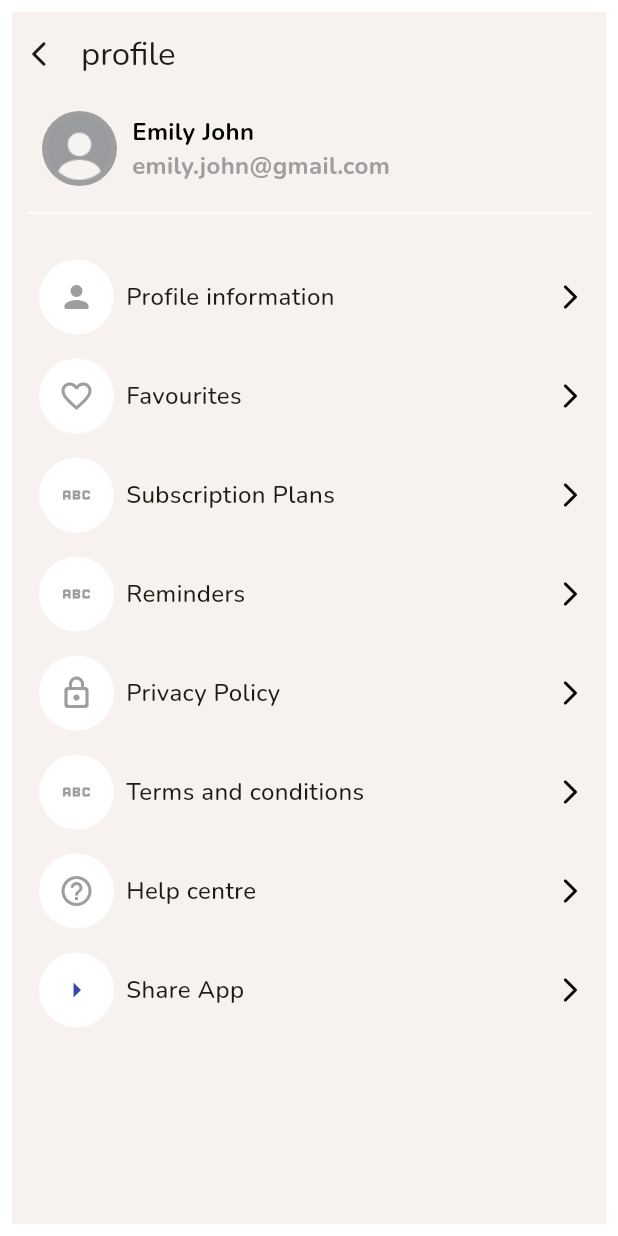
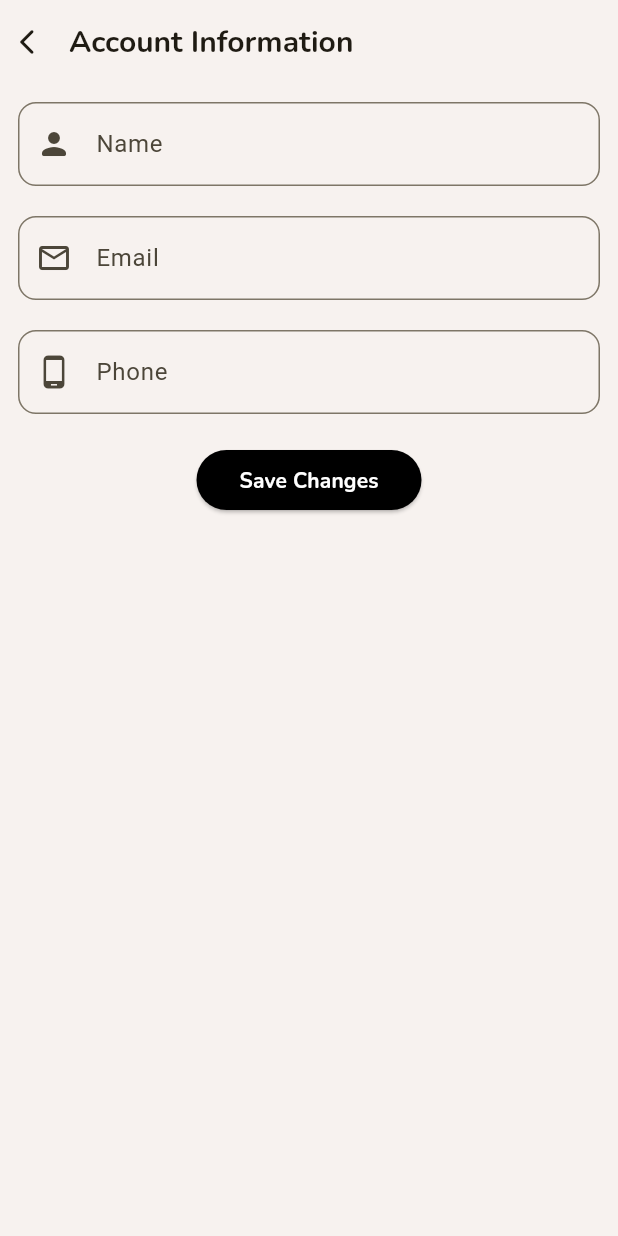
Before and after one commit to HammadAhmad56/fyp, a Flutter app: the Profile screen opened directly, after a tap on the "arrow forward ios" icon, on a phone screen of 412 x 824 dp. Run offline on Flutter 3.47's test engine with Material 3 defaults, Android fonts, the phone set to English and light mode, and no system bars; our stand-ins replace font_awesome_flutter, google_fonts.

Commit message:
panga wali update

```diff
--- a/lib/Help.dart
+++ b/lib/Help.dart
@@ -1,10 +1,10 @@
 //ignore_for_file: prefer_const_literals_to_create_immutables, prefer_const_constructors
-
 import 'package:flutter/material.dart';
 import 'package:google_fonts/google_fonts.dart';
 
+
 class Help extends StatefulWidget {
-  const Help({super.key});
+  const Help({Key? key}) : super(key: key);
 
   @override
   State<Help> createState() => _HelpState();
@@ -49,7 +49,8 @@ class _HelpState extends State<Help> {
             key: _formKey,
             onChanged: () {
               setState(() {
-                _isButtonDisabled = !(_formKey.currentState?.validate() ?? false);
+                _isButtonDisabled =
+                    !(_formKey.currentState?.validate() ?? false);
               });
             },
             child: Column(
@@ -112,7 +113,6 @@ class _HelpState extends State<Help> {
                   },
                 ),
                 SizedBox(height: 32),
-                Spacer(),
                 ElevatedButton(
                   style: ElevatedButton.styleFrom(
                       foregroundColor: Colors.white,
@@ -127,6 +127,9 @@ class _HelpState extends State<Help> {
                         },
                   child: Text('Submit'),
                 ),
+                SizedBox(
+                    height:
+                        32), // Add some space at the bottom for better scrolling
               ],
             ),
           ),
--- a/lib/MainPage.dart
+++ b/lib/MainPage.dart
@@ -21,7 +21,8 @@ class _MainPageState extends State<MainPage> {
       statusBarIconBrightness: Brightness.light,
     ));
 
-    return Scaffold(
+    return Scrollbar(
+      child: Scaffold(
         body: Stack(
           fit: StackFit.expand,
           children: [
@@ -113,6 +114,7 @@ class _MainPageState extends State<MainPage> {
             ),
           ],
         ),
+      ),
     );
   }
 }
--- /dev/null
+++ b/lib/P-info.dart
@@ -0,0 +1,106 @@
+// ignore_for_file: prefer_const_constructors
+
+import 'package:flutter/material.dart';
+import 'package:google_fonts/google_fonts.dart';
+
+class Pinfo extends StatefulWidget {
+  const Pinfo({Key? key}) : super(key: key);
+
+  @override
+  State<Pinfo> createState() => _PinfoState();
+}
+
+class _PinfoState extends State<Pinfo> {
+  @override
+  Widget build(BuildContext context) {
+    return Scaffold(
+      appBar: AppBar(
+        surfaceTintColor: Color(0xFFF7F2EF),
+        leading: IconButton(
+          icon: const Icon(
+            Icons.arrow_back_ios_new_rounded,
+            size: 20,
+          ),
+          onPressed: () {
+            Navigator.pop(
+              context,
+            );
+          },
+        ),
+        automaticallyImplyLeading: true,
+        leadingWidth: 30,
+        title: Text(
+          "Account Information",
+          style: GoogleFonts.nunito(fontSize: 20, fontWeight: FontWeight.w700),
+        ),
+        backgroundColor: Color(0xFFF7F2EF),
+      ),
+      backgroundColor: Color(0xFFF7F2EF),
+      body: Padding(
+        padding: const EdgeInsets.all(12.0),
+        child: SingleChildScrollView(
+          child: Column(
+            children: [
+              TextFormField(
+                keyboardType: TextInputType.name,
+                decoration: InputDecoration(
+                  hintText: "Name",
+                  prefixIcon: Icon(Icons.person_rounded),
+                  border: OutlineInputBorder(
+                    borderRadius: BorderRadius.circular(12),
+                  ),
+                ),
+              ),
+              SizedBox(height: 20),
+              TextFormField(
+                keyboardType: TextInputType.emailAddress,
+                decoration: InputDecoration(
+                  hintText: "Email",
+                  prefixIcon: Icon(Icons.email_outlined),
+                  border: OutlineInputBorder(
+                    borderRadius: BorderRadius.circular(12),
+                  ),
+                ),
+              ),
+              SizedBox(height: 20),
+              TextFormField(
+                keyboardType: TextInputType.phone,
+                decoration: InputDecoration(
+                  hintText: "Phone",
+                  prefixIcon: Icon(Icons.phone_android),
+                  border: OutlineInputBorder(
+                    borderRadius: BorderRadius.circular(12),
+                  ),
+                ),
+              ),
+              SizedBox(height: 20),
+              Center(
+                child: SizedBox(
+                  width: 150,
+                  child: ElevatedButton(
+                    onPressed: () {},
+                    style: ButtonStyle(
+                      backgroundColor: MaterialStateProperty.all<Color>(
+                        Colors.black,
+                      ),
+                    ),
+                    child: Text(
+                      'Save Changes',
+                      style: GoogleFonts.nunito(
+                        color: Colors.white,
+                        fontWeight: FontWeight.bold,
+                      ),
+                    ),
+                  ),
+                ),
+              ),
+              SizedBox(
+                  height:
+                      20), // Add some space at the bottom for better scrolling
+            ],
+          ),
+        ),
+      ),
+    );
+  }
+}
--- a/lib/Privacy-policy.dart
+++ b/lib/Privacy-policy.dart
@@ -15,6 +15,7 @@ class _PrivacyState extends State<Privacy> {
   Widget build(BuildContext context) {
     return Scaffold(
       appBar: AppBar(
+        surfaceTintColor: Color(0xFFF7F2EF),
         leading: IconButton(
           icon: Icon(
             Icons.arrow_back_ios_new_rounded,
@@ -37,10 +38,9 @@ class _PrivacyState extends State<Privacy> {
       backgroundColor: Color(0xFFF7F2EF),
       body: SingleChildScrollView(
         child: Padding(
-          padding: const EdgeInsets.all(8.0),
+          padding: const EdgeInsets.all(12.0),
           child:
-              Column(crossAxisAlignment: CrossAxisAlignment.start,
-              children: [
+              Column(crossAxisAlignment: CrossAxisAlignment.start, children: [
             Text(
               "1. Introduction:",
               style: GoogleFonts.nunito(
@@ -139,8 +139,7 @@ class _PrivacyState extends State<Privacy> {
                   fontSize: 16,
                   color: Colors.black87),
             ),
-          ]
-          ),
+          ]),
         ),
       ),
     );
--- a/lib/Profile.dart
+++ b/lib/Profile.dart
@@ -2,8 +2,11 @@
 
 import 'package:flutter/material.dart';
 import 'package:google_fonts/google_fonts.dart';
+import 'package:quoteza/Help.dart';
+import 'package:quoteza/P-info.dart';
 import 'package:quoteza/Privacy-policy.dart';
 import 'package:quoteza/Terms.dart';
+// import 'package:share_plus/share_plus.dart';
 
 class Profile extends StatefulWidget {
   const Profile({super.key});
@@ -18,7 +21,10 @@ class _ProfileState extends State<Profile> {
     return Padding(
       padding: const EdgeInsets.all(8.0),
       child: Scaffold(
+        backgroundColor: Color(0xFFF7F2EF),
         appBar: AppBar(
+          backgroundColor: Color(0xFFF7F2EF),
+          surfaceTintColor: Color(0xFFF7F2EF),
           leading: IconButton(
             icon: Icon(
               Icons.arrow_back_ios_new_rounded,
@@ -36,10 +42,9 @@ class _ProfileState extends State<Profile> {
             "profile",
             style: GoogleFonts.nunito(),
           ),
-          backgroundColor: Color(0xFFF7F2EF),
         ),
-        body: Container(
-          color: Color(0xFFF7F2EF),
+        body: SingleChildScrollView(
+          child: Container(
             child: Column(
               // crossAxisAlignment: CrossAxisAlignment.center,
               children: [
@@ -88,13 +93,20 @@ class _ProfileState extends State<Profile> {
                   width: 20,
                   height: 15,
                 ),
-              Row(
+                InkWell(
+                  onTap: () {
+                    Navigator.push(
+                      context,
+                      MaterialPageRoute(builder: (context) => Pinfo()),
+                    );
+                  },
+                  child: Row(
                     children: [
                       SizedBox(
                         width: 10,
                       ),
                       Padding(
-                    padding: const EdgeInsets.all(8.0),
+                        padding: const EdgeInsets.all(10.0),
                         child: Container(
                           alignment: Alignment.centerLeft,
                           child: CircleAvatar(
@@ -108,19 +120,23 @@ class _ProfileState extends State<Profile> {
                           ),
                         ),
                       ),
-                  InkWell(
-                      onTap: () {},
-                      child: Text(
+                      Text(
                         'Profile information',
                         style: GoogleFonts.nunito(
                             fontWeight: FontWeight.w500, fontSize: 16),
-                      )),
+                      ),
                       Spacer(),
                       IconButton(
-                      onPressed: () {},
+                          onPressed: () {
+                            Navigator.push(
+                              context,
+                              MaterialPageRoute(builder: (context) => Pinfo()),
+                            );
+                          },
                           icon: Icon(Icons.arrow_forward_ios_rounded,
                               color: Colors.black, size: 20)),
                     ],
+                  ),
                 ),
                 Row(
                   children: [
@@ -224,7 +240,14 @@ class _ProfileState extends State<Profile> {
                             color: Colors.black, size: 20)),
                   ],
                 ),
-              Row(
+                InkWell(
+                  onTap: () {
+                    Navigator.push(
+                      context,
+                      MaterialPageRoute(builder: (context) => Privacy()),
+                    );
+                  },
+                  child: Row(
                     children: [
                       SizedBox(
                         width: 10,
@@ -244,29 +267,24 @@ class _ProfileState extends State<Profile> {
                           ),
                         ),
                       ),
-                  InkWell(
-                      onTap: () {
-                        Navigator.push(
-                          context,
-                          MaterialPageRoute(builder: (context) => Privacy()),
-                        );
-                      },
-                      child: Text(
+                      Text(
                         'Privacy Policy',
                         style: GoogleFonts.nunito(
                             fontWeight: FontWeight.w500, fontSize: 16),
-                      )),
+                      ),
                       Spacer(),
                       IconButton(
                           onPressed: () {
                             Navigator.push(
                               context,
-                          MaterialPageRoute(builder: (context) => Privacy()),
+                              MaterialPageRoute(
+                                  builder: (context) => Privacy()),
                             );
                           },
                           icon: Icon(Icons.arrow_forward_ios_rounded,
                               color: Colors.black, size: 20)),
                     ],
+                  ),
                 ),
                 InkWell(
                   onTap: () {
@@ -306,7 +324,8 @@ class _ProfileState extends State<Profile> {
                             onPressed: () {
                               Navigator.push(
                                 context,
-                              MaterialPageRoute(builder: (context) => Terms()),
+                                MaterialPageRoute(
+                                    builder: (context) => Terms()),
                               );
                             },
                             icon: Icon(Icons.arrow_forward_ios_rounded,
@@ -315,7 +334,14 @@ class _ProfileState extends State<Profile> {
                     ),
                   ),
                 ),
-              Row(
+                InkWell(
+                  onTap: () {
+                    Navigator.push(
+                      context,
+                      MaterialPageRoute(builder: (context) => Help()),
+                    );
+                  },
+                  child: Row(
                     children: [
                       SizedBox(
                         width: 10,
@@ -335,19 +361,18 @@ class _ProfileState extends State<Profile> {
                           ),
                         ),
                       ),
-                  InkWell(
-                      onTap: () {},
-                      child: Text(
+                      Text(
                         'Help centre',
                         style: GoogleFonts.nunito(
                             fontWeight: FontWeight.w500, fontSize: 16),
-                      )),
+                      ),
                       Spacer(),
                       IconButton(
                           onPressed: () {},
                           icon: Icon(Icons.arrow_forward_ios_rounded,
                               color: Colors.black, size: 20)),
                     ],
+                  ),
                 ),
                 Row(
                   children: [
@@ -378,7 +403,9 @@ class _ProfileState extends State<Profile> {
                         )),
                     Spacer(),
                     IconButton(
-                      onPressed: () {},
+                        onPressed: () {
+                          // Share.share("This is my app");
+                        },
                         icon: Icon(
                           Icons.arrow_forward_ios_rounded,
                           color: Colors.black,
@@ -386,7 +413,43 @@ class _ProfileState extends State<Profile> {
                         )),
                   ],
                 ),
+                InkWell(
+                  onTap: () {},
+                  child: Row(
+                    children: [
+                      SizedBox(
+                        width: 10,
+                      ),
+                      Padding(
+                        padding: const EdgeInsets.all(8.0),
+                        child: Container(
+                          alignment: Alignment.centerLeft,
+                          child: CircleAvatar(
+                            backgroundColor: Colors.white,
+                            radius: 25,
+                            child: Icon(
+                              Icons.person_off_rounded,
+                              size: 24,
+                              color: Colors.grey,
+                            ),
+                          ),
+                        ),
+                      ),
+                      Text(
+                        'Delete Account',
+                        style: GoogleFonts.nunito(
+                            fontWeight: FontWeight.w500, fontSize: 16),
+                      ),
+                      Spacer(),
+                      IconButton(
+                          onPressed: () {},
+                          icon: Icon(Icons.arrow_forward_ios_rounded,
+                              color: Colors.black, size: 20)),
                     ],
+                  ),
+                ),
+              ],
+            ),
           ),
         ),
       ),
--- a/lib/Terms.dart
+++ b/lib/Terms.dart
@@ -15,7 +15,7 @@ class _TermsState extends State<Terms> {
   Widget build(BuildContext context) {
     return Scaffold(
       appBar: AppBar(
-        surfaceTintColor:   Color(0xFFF7F2EF),
+        surfaceTintColor: Color(0xFFF7F2EF),
         leading: IconButton(
           icon: const Icon(
             Icons.arrow_back_ios_new_rounded,
@@ -33,14 +33,15 @@ class _TermsState extends State<Terms> {
           "Terms and Condictions",
           style: GoogleFonts.nunito(fontSize: 20, fontWeight: FontWeight.w700),
         ),
-        backgroundColor:  Color(0xFFF7F2EF),
-      ),backgroundColor:  Color(0xFFF7F2EF),
-      body: Padding(
-        padding: const EdgeInsets.all(8.0),
+        backgroundColor: Color(0xFFF7F2EF),
+      ),
+      backgroundColor: Color(0xFFF7F2EF),
+      body: SingleChildScrollView(
+        child: Padding(
+          padding: const EdgeInsets.all(12.0),
           child: SingleChildScrollView(
-          child: Column(
-            crossAxisAlignment: CrossAxisAlignment.start,
-            children: [
+            child:
+                Column(crossAxisAlignment: CrossAxisAlignment.start, children: [
               Text(
                 "1. Agreement:",
                 style: GoogleFonts.nunito(
@@ -184,6 +185,7 @@ class _TermsState extends State<Terms> {
             ]),
           ),
         ),
+      ),
     );
   }
 }
--- a/lib/login.dart
+++ b/lib/login.dart
@@ -35,7 +35,9 @@ class _LoginScreenState extends State<LoginScreen> {
 
   @override
   Widget build(BuildContext context) {
-    return SafeArea(
+    return Scrollbar(
+      scrollbarOrientation: ScrollbarOrientation.top,
+      child: SafeArea(
         child: Scaffold(
           backgroundColor: Color(0xFFF7F2EF),
           resizeToAvoidBottomInset: false,
@@ -102,7 +104,9 @@ class _LoginScreenState extends State<LoginScreen> {
                       decoration: InputDecoration(
                           suffixIcon: IconButton(
                             icon: Icon(
-                            scureText ? Icons.visibility : Icons.visibility_off,
+                              scureText
+                                  ? Icons.visibility
+                                  : Icons.visibility_off,
                             ),
                             onPressed: () {
                               setState(() {
@@ -227,7 +231,8 @@ class _LoginScreenState extends State<LoginScreen> {
                             onPressed: () {
                               Navigator.push(
                                 context,
-                              MaterialPageRoute(builder: (context) => Signup()),
+                                MaterialPageRoute(
+                                    builder: (context) => Signup()),
                               );
                             },
                             child: Text(
@@ -240,6 +245,7 @@ class _LoginScreenState extends State<LoginScreen> {
                     ),
                   )
                 ],
+              ),
             ),
           ),
         ),
--- a/lib/main.dart
+++ b/lib/main.dart
@@ -27,7 +27,7 @@ class MyApp extends StatelessWidget {
         useMaterial3: true,
       ),
       debugShowCheckedModeBanner: false,
-      home: Profile(),
+      home: Splashscreen(),
     );
   }
 }
--- a/pubspec.yaml
+++ b/pubspec.yaml
@@ -36,7 +36,7 @@ dependencies:
   # Use with the CupertinoIcons class for iOS style icons.
   cupertino_icons: ^1.0.6
   animated_splash_screen: ^1.3.0
-  google_fonts: ^6.1.0
+  google_fonts: ^4.0.1
   pin_input_text_field: ^4.5.1
   font_awesome_flutter: ^10.7.0
 
```
Also changed, not shown: pubspec.lock. Lines whose indentation alone changed are shown as unchanged.
